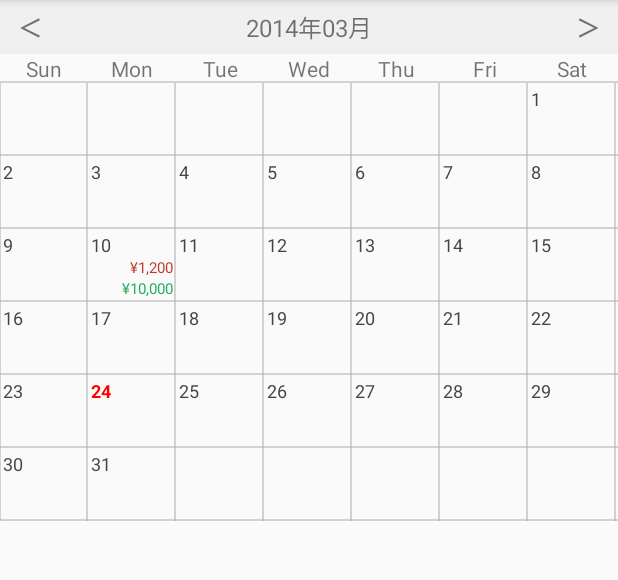
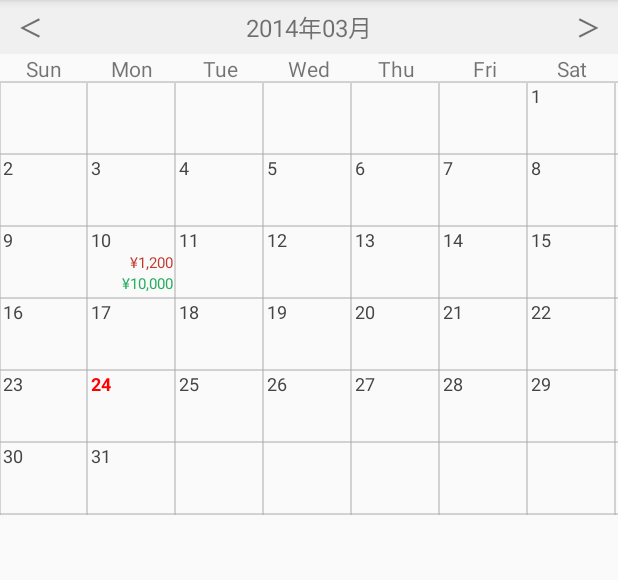
Before and after one commit to kufu-ai/DecorateCalendarView, an Android app: the screen it shows after launch (MainActivity), on a phone screen of 412 x 824 dp, the part 84-664 px from its top. Run offline under Robolectric (Android 15) with nearby library versions, the phone set to English and light mode, and no system bars.

Commit message:
日別セルのレイアウトを調整する

```diff
--- a/DecorateCalendarView/src/main/res/layout/cell_day.xml
+++ b/DecorateCalendarView/src/main/res/layout/cell_day.xml
@@ -8,18 +8,19 @@
         android:layout_width="0dp"
         android:layout_height="wrap_content"
         android:minHeight="48dp"
-        android:layout_weight="1"
-        android:padding="2dp">
+        android:layout_weight="1">
 
         <TextView
             android:layout_width="match_parent"
             android:layout_height="wrap_content"
+            android:layout_marginLeft="2dp"
             android:gravity="left"
             android:textSize="12sp" />
 
         <TextView
             android:layout_width="match_parent"
             android:layout_height="wrap_content"
+            android:layout_marginRight="2dp"
             android:gravity="right"
             android:textSize="10sp"
             android:textColor="@color/dark_red" />
@@ -27,6 +28,7 @@
         <TextView
             android:layout_width="match_parent"
             android:layout_height="wrap_content"
+            android:layout_marginRight="2dp"
             android:gravity="right"
             android:textSize="10sp"
             android:textColor="@color/dark_green" />
```
